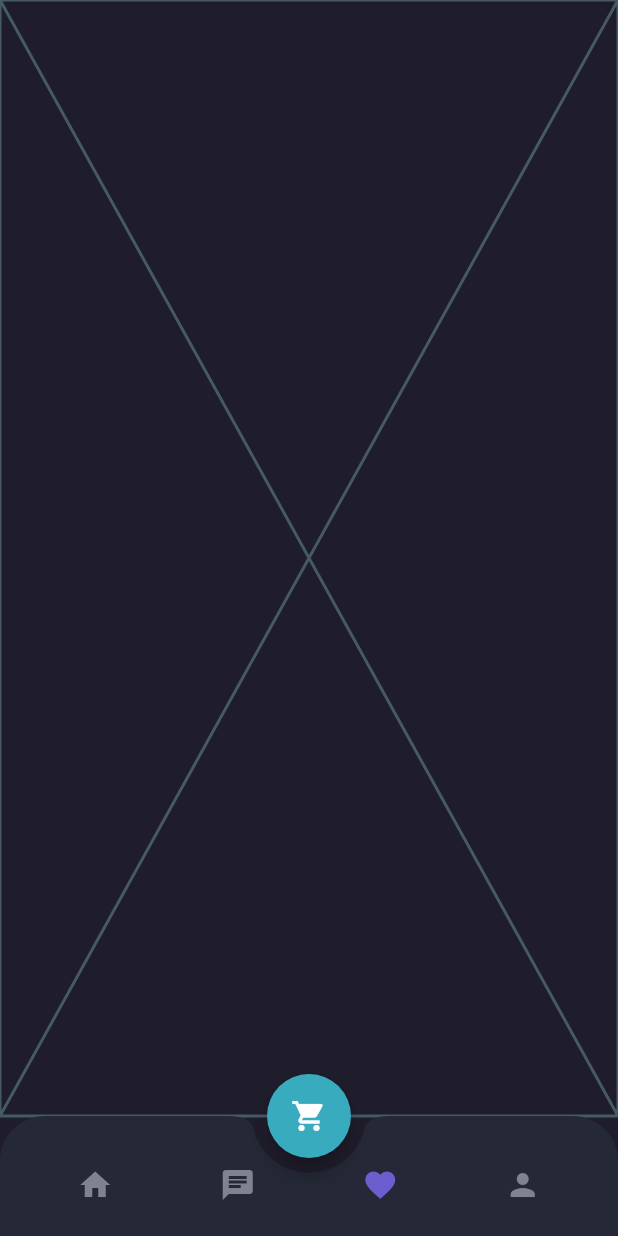
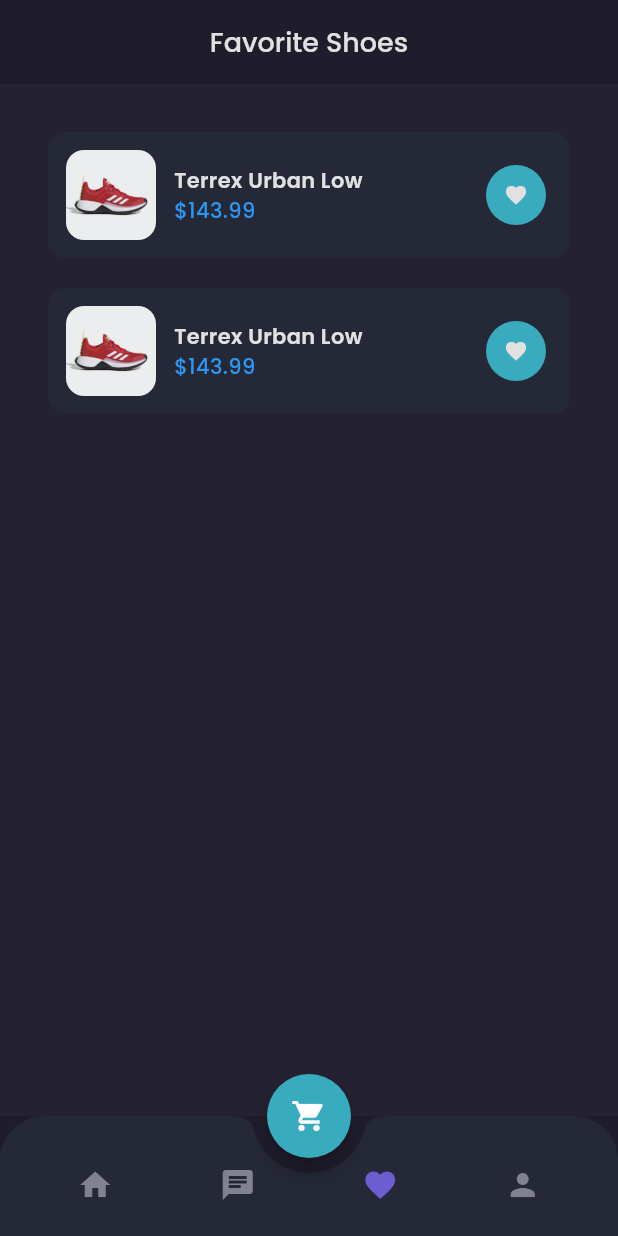
Before and after one commit to dzakyadlh/shoesee-app-fe, a Flutter app: the MainScreen screen opened by its route, item 3 of the bottom bar chosen, on a phone screen of 412 x 824 dp. Run offline on Flutter 3.47's test engine with Material 3 defaults, Android fonts, the phone set to English and light mode, and no system bars; our stand-ins replace google_fonts.

Commit message:
added favorite screen

```diff
--- a/lib/components/chat_bubble.dart
+++ b/lib/components/chat_bubble.dart
@@ -1,4 +1,3 @@
-import 'package:e_commerce_app/components/custom_buttons.dart';
 import 'package:flutter/material.dart';
 import 'package:e_commerce_app/theme.dart';
 import 'package:google_fonts/google_fonts.dart';
--- /dev/null
+++ b/lib/components/favorite_tile.dart
@@ -0,0 +1,64 @@
+import 'package:flutter/material.dart';
+import 'package:e_commerce_app/theme.dart';
+
+class FavoriteTile extends StatelessWidget {
+  const FavoriteTile({super.key});
+
+  @override
+  Widget build(BuildContext context) {
+    return Container(
+      alignment: Alignment.centerLeft,
+      padding: const EdgeInsets.all(12),
+      margin: const EdgeInsets.only(bottom: 20),
+      decoration: BoxDecoration(
+        borderRadius: BorderRadius.circular(12),
+        color: backgroundFourthColor,
+      ),
+      child: Row(
+        children: [
+          ClipRRect(
+            borderRadius: BorderRadius.circular(12),
+            child: Image.asset(
+              'assets/images/shoe_1.png',
+              width: 60,
+              height: 60,
+              fit: BoxFit.cover,
+            ),
+          ),
+          const SizedBox(
+            width: 12,
+          ),
+          Expanded(
+            child: Column(
+              crossAxisAlignment: CrossAxisAlignment.start,
+              children: [
+                Text(
+                  'Terrex Urban Low',
+                  style: primaryTextStyle.copyWith(
+                      fontSize: 14, fontWeight: semibold),
+                ),
+                Text(
+                  '\$143.99',
+                  style:
+                      priceTextStyle.copyWith(fontSize: 14, fontWeight: medium),
+                )
+              ],
+            ),
+          ),
+          IconButton(
+            onPressed: () {},
+            icon: Icon(
+              Icons.favorite,
+              color: primaryTextColor,
+              size: 16,
+            ),
+            style: IconButton.styleFrom(
+                backgroundColor: secondaryColor,
+                shape: RoundedRectangleBorder(
+                    borderRadius: BorderRadius.circular(50))),
+          )
+        ],
+      ),
+    );
+  }
+}
--- a/lib/screens/landing_screen.dart
+++ b/lib/screens/landing_screen.dart
@@ -1,4 +1,4 @@
-import 'package:e_commerce_app/components/filled_button.dart';
+import 'package:e_commerce_app/components/custom_buttons.dart';
 import 'package:flutter/material.dart';
 import 'package:e_commerce_app/theme.dart';
 
--- a/lib/screens/main/chat_screen.dart
+++ b/lib/screens/main/chat_screen.dart
@@ -1,5 +1,5 @@
 import 'package:e_commerce_app/components/chat_tile.dart';
-import 'package:e_commerce_app/components/filled_button.dart';
+import 'package:e_commerce_app/components/custom_buttons.dart';
 import 'package:flutter/material.dart';
 import 'package:e_commerce_app/theme.dart';
 
--- a/lib/screens/main/main_screen.dart
+++ b/lib/screens/main/main_screen.dart
@@ -42,7 +42,7 @@ class _MainScreenState extends State<MainScreen> {
         borderRadius: const BorderRadius.vertical(top: Radius.circular(30)),
         child: BottomAppBar(
           shape: const CircularNotchedRectangle(),
-          color: backgroundNavigationColor,
+          color: backgroundFourthColor,
           notchMargin: 10,
           clipBehavior: Clip.antiAlias,
           child: Wrap(children: [
--- a/lib/screens/main/wishlist_screen.dart
+++ b/lib/screens/main/wishlist_screen.dart
@@ -1,11 +1,85 @@
+import 'package:e_commerce_app/components/custom_buttons.dart';
+import 'package:e_commerce_app/components/favorite_tile.dart';
 import 'package:flutter/material.dart';
 import 'package:e_commerce_app/theme.dart';
 
-class WishlistScreen extends StatelessWidget {
+class WishlistScreen extends StatefulWidget {
   const WishlistScreen({super.key});
 
   @override
+  State<WishlistScreen> createState() => _WishlistScreenState();
+}
+
+class _WishlistScreenState extends State<WishlistScreen> {
+  final List<String> wishlists = ['a'];
+
+  @override
   Widget build(BuildContext context) {
-    return const Placeholder();
+    Widget header() {
+      return AppBar(
+        backgroundColor: backgroundPrimaryColor,
+        centerTitle: true,
+        title: Text(
+          'Favorite Shoes',
+          style: primaryTextStyle.copyWith(fontSize: 18, fontWeight: medium),
+        ),
+        elevation: 0,
+        automaticallyImplyLeading: false,
+      );
+    }
+
+    Widget emptyWishlist() {
+      return Expanded(
+          child: Column(
+        mainAxisAlignment: MainAxisAlignment.center,
+        crossAxisAlignment: CrossAxisAlignment.center,
+        children: [
+          Icon(
+            Icons.favorite,
+            color: secondaryColor,
+            size: 80,
+          ),
+          const SizedBox(
+            height: 20,
+          ),
+          Text(
+            'Oops! No dream shoes yet!',
+            style: primaryTextStyle.copyWith(fontSize: 16, fontWeight: medium),
+          ),
+          const SizedBox(
+            height: 12,
+          ),
+          Text(
+            'Let\'s find your favorite shoes',
+            style: secondaryTextStyle.copyWith(fontSize: 14),
+          ),
+          const SizedBox(
+            height: 20,
+          ),
+          CustomFilledButton(
+              buttonHeight: 44,
+              buttonText: 'Explore Store',
+              buttonTextSize: 16,
+              onPressed: () {})
+        ],
+      ));
+    }
+
+    Widget contents() {
+      return Padding(
+        padding: EdgeInsets.all(defaultMargin),
+        child: const Column(
+          crossAxisAlignment: CrossAxisAlignment.center,
+          children: [FavoriteTile(), FavoriteTile()],
+        ),
+      );
+    }
+
+    return Container(
+      color: backgroundTertiaryColor,
+      child: Column(
+        children: [header(), wishlists == [] ? emptyWishlist() : contents()],
+      ),
+    );
   }
 }
--- a/lib/screens/signin_screen.dart
+++ b/lib/screens/signin_screen.dart
@@ -1,4 +1,4 @@
-import 'package:e_commerce_app/components/filled_button.dart';
+import 'package:e_commerce_app/components/custom_buttons.dart';
 import 'package:e_commerce_app/components/input_fields.dart';
 import 'package:flutter/material.dart';
 import 'package:e_commerce_app/theme.dart';
--- a/lib/screens/signup_screen.dart
+++ b/lib/screens/signup_screen.dart
@@ -1,4 +1,4 @@
-import 'package:e_commerce_app/components/filled_button.dart';
+import 'package:e_commerce_app/components/custom_buttons.dart';
 import 'package:e_commerce_app/components/input_fields.dart';
 import 'package:flutter/material.dart';
 import 'package:e_commerce_app/theme.dart';
--- a/lib/theme.dart
+++ b/lib/theme.dart
@@ -11,7 +11,7 @@ Color priceColor = const Color(0xFF2C96F1);
 Color backgroundPrimaryColor = const Color(0xFF1F1D2B);
 Color backgroundSecondaryColor = const Color(0xFF2B2937);
 Color backgroundTertiaryColor = const Color(0xFF242231);
-Color backgroundNavigationColor = const Color(0xFF252836);
+Color backgroundFourthColor = const Color(0xFF252836);
 Color primaryTextColor = const Color(0xFFE1E1E1);
 Color secondaryTextColor = const Color(0xFF999999);
 Color subtitleTextColor = const Color(0xFF504F5E);
```
